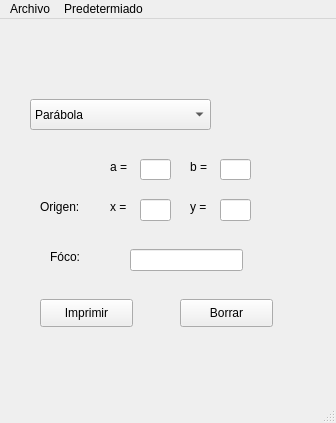
Old version of the form GUI.app.ui in the repository bdcmartinez/Telescopios-reflectores.
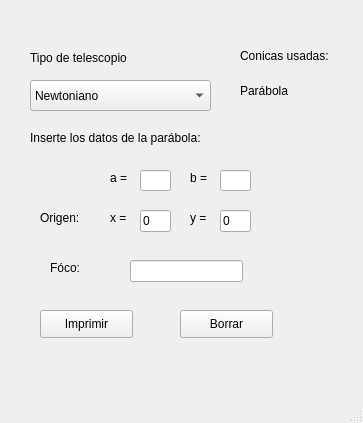
New version of the form.

Commit message: Primera versión del programa creada

```diff
--- a/GUI.app.ui
+++ b/GUI.app.ui
@@ -6,7 +6,7 @@
    <rect>
     <x>0</x>
     <y>0</y>
-    <width>336</width>
+    <width>363</width>
     <height>423</height>
    </rect>
   </property>
@@ -18,7 +18,7 @@
     <property name="geometry">
      <rect>
       <x>50</x>
-      <y>230</y>
+      <y>260</y>
       <width>41</width>
       <height>16</height>
      </rect>
@@ -31,7 +31,7 @@
     <property name="geometry">
      <rect>
       <x>220</x>
-      <y>140</y>
+      <y>170</y>
       <width>31</width>
       <height>21</height>
      </rect>
@@ -41,7 +41,7 @@
     <property name="geometry">
      <rect>
       <x>130</x>
-      <y>230</y>
+      <y>260</y>
       <width>113</width>
       <height>22</height>
      </rect>
@@ -51,7 +51,7 @@
     <property name="geometry">
      <rect>
       <x>180</x>
-      <y>280</y>
+      <y>310</y>
       <width>93</width>
       <height>28</height>
      </rect>
@@ -64,7 +64,7 @@
     <property name="geometry">
      <rect>
       <x>40</x>
-      <y>280</y>
+      <y>310</y>
       <width>93</width>
       <height>28</height>
      </rect>
@@ -84,7 +84,7 @@
     </property>
     <item>
      <property name="text">
-      <string>Parábola</string>
+      <string>Newtoniano</string>
      </property>
     </item>
     <item>
@@ -102,7 +102,7 @@
     <property name="geometry">
      <rect>
       <x>140</x>
-      <y>140</y>
+      <y>170</y>
       <width>31</width>
       <height>21</height>
      </rect>
@@ -112,7 +112,7 @@
     <property name="geometry">
      <rect>
       <x>110</x>
-      <y>140</y>
+      <y>170</y>
       <width>21</width>
       <height>16</height>
      </rect>
@@ -125,17 +125,20 @@
     <property name="geometry">
      <rect>
       <x>140</x>
-      <y>180</y>
+      <y>210</y>
       <width>31</width>
       <height>22</height>
      </rect>
     </property>
+    <property name="text">
+     <string>0</string>
+    </property>
    </widget>
    <widget class="QLabel" name="label_2">
     <property name="geometry">
      <rect>
       <x>40</x>
-      <y>180</y>
+      <y>210</y>
       <width>55</width>
       <height>16</height>
      </rect>
@@ -148,7 +151,7 @@
     <property name="geometry">
      <rect>
       <x>190</x>
-      <y>140</y>
+      <y>170</y>
       <width>31</width>
       <height>16</height>
      </rect>
@@ -161,7 +164,7 @@
     <property name="geometry">
      <rect>
       <x>110</x>
-      <y>180</y>
+      <y>210</y>
       <width>21</width>
       <height>16</height>
      </rect>
@@ -174,7 +177,7 @@
     <property name="geometry">
      <rect>
       <x>190</x>
-      <y>180</y>
+      <y>210</y>
       <width>21</width>
       <height>16</height>
      </rect>
@@ -187,10 +190,65 @@
     <property name="geometry">
      <rect>
       <x>220</x>
-      <y>180</y>
+      <y>210</y>
       <width>31</width>
       <height>22</height>
      </rect>
+    </property>
+    <property name="text">
+     <string>0</string>
+    </property>
+   </widget>
+   <widget class="QLabel" name="label">
+    <property name="geometry">
+     <rect>
+      <x>30</x>
+      <y>50</y>
+      <width>141</width>
+      <height>16</height>
+     </rect>
+    </property>
+    <property name="text">
+     <string>Tipo de telescopio</string>
+    </property>
+   </widget>
+   <widget class="QLabel" name="label_3">
+    <property name="geometry">
+     <rect>
+      <x>240</x>
+      <y>40</y>
+      <width>101</width>
+      <height>31</height>
+     </rect>
+    </property>
+    <property name="text">
+     <string>Conicas usadas:</string>
+    </property>
+   </widget>
+   <widget class="QLabel" name="Label_Conicas">
+    <property name="geometry">
+     <rect>
+      <x>240</x>
+      <y>70</y>
+      <width>111</width>
+      <height>41</height>
+     </rect>
+    </property>
+    <property name="text">
+     <string>Parábola</string>
+    </property>
+   </widget>
+   <widget class="QLabel" name="Label_Bienvenida">
+    <property name="geometry">
+     <rect>
+      <x>30</x>
+      <y>130</y>
+      <width>271</width>
+      <height>16</height>
+     </rect>
+    </property>
+    <property name="text">
+     <string>Inserte los datos de la parábola:</string>
     </property>
    </widget>
   </widget>
@@ -199,41 +257,10 @@
     <rect>
      <x>0</x>
      <y>0</y>
-     <width>336</width>
+     <width>363</width>
      <height>26</height>
     </rect>
    </property>
-   <widget class="QMenu" name="menuArvibo">
-    <property name="title">
-     <string>Archivo</string>
-    </property>
-    <widget class="QMenu" name="menuExportar">
-     <property name="title">
-      <string>Exportar</string>
-     </property>
-     <addaction name="separator"/>
-     <addaction name="action_JPG"/>
-     <addaction name="action_PNG"/>
-    </widget>
-    <addaction name="actionGuardar"/>
-    <addaction name="menuExportar"/>
-   </widget>
-   <widget class="QMenu" name="menuPredetermiado">
-    <property name="title">
-     <string>Predetermiado</string>
-    </property>
-    <widget class="QMenu" name="menuTelescopios">
-     <property name="title">
-      <string>Telescopios</string>
-     </property>
-     <addaction name="actionGregoriano"/>
-     <addaction name="actionNewtoniano"/>
-     <addaction name="actionCassegrain"/>
-    </widget>
-    <addaction name="menuTelescopios"/>
-   </widget>
-   <addaction name="menuArvibo"/>
-   <addaction name="menuPredetermiado"/>
   </widget>
   <widget class="QStatusBar" name="statusbar"/>
   <action name="actionGuardar">
```
Left out of the diff: 4 changed lines with no effect on the pictures. The commit also changes 1 other file.
